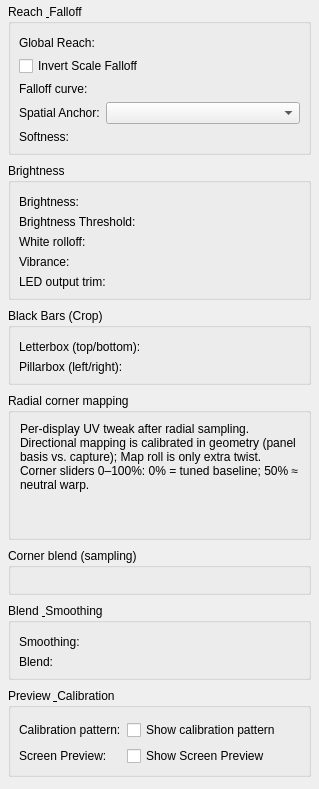
The window that ui/forms/ScreenMirrorMonitorSettings.ui (Wolfieeewolf/OpenRGB3DSpatialPlugin) describes before a commit, drawn with Qt 5.
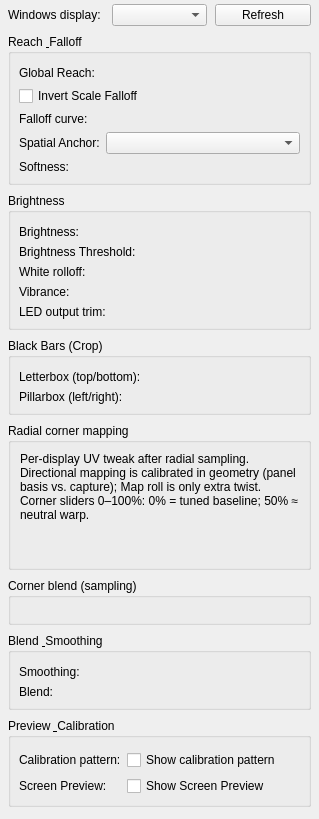
The same window after the commit. Custom widgets are drawn as their Qt base class.

Commit message:
feat(display-plane): restore Windows monitor picker
Put a Windows display combo on the display plane itself (Object Creator,
scene edit, create/edit dialog, and Screen Mirror) so each plane can be
bound to Monitor 1 / Monitor 2 / whatever Qt reports. New planes default
to an unused screen instead of None, and Screen Mirror no longer disables
the whole panel when a source is missing.

```diff
--- a/ui/forms/ScreenMirrorMonitorSettings.ui
+++ b/ui/forms/ScreenMirrorMonitorSettings.ui
@@ -18,6 +18,34 @@
    <property name="spacing">
     <number>8</number>
    </property>
+   <item>
+    <layout class="QHBoxLayout" name="captureRow">
+     <item>
+      <widget class="QLabel" name="captureCaption">
+       <property name="text">
+        <string>Windows display:</string>
+       </property>
+      </widget>
+     </item>
+     <item>
+      <widget class="QComboBox" name="captureCombo">
+       <property name="toolTip">
+        <string>Which Windows monitor this display plane captures (Monitor 1, Monitor 2, …).</string>
+       </property>
+      </widget>
+     </item>
+     <item>
+      <widget class="QPushButton" name="captureRefreshButton">
+       <property name="text">
+        <string>Refresh</string>
+       </property>
+       <property name="toolTip">
+        <string>Refresh the list of monitors Windows currently reports.</string>
+       </property>
+      </widget>
+     </item>
+    </layout>
+   </item>
    <item>
     <widget class="QGroupBox" name="reachGroup">
      <property name="title">
```
The commit also changes 24 other files.
